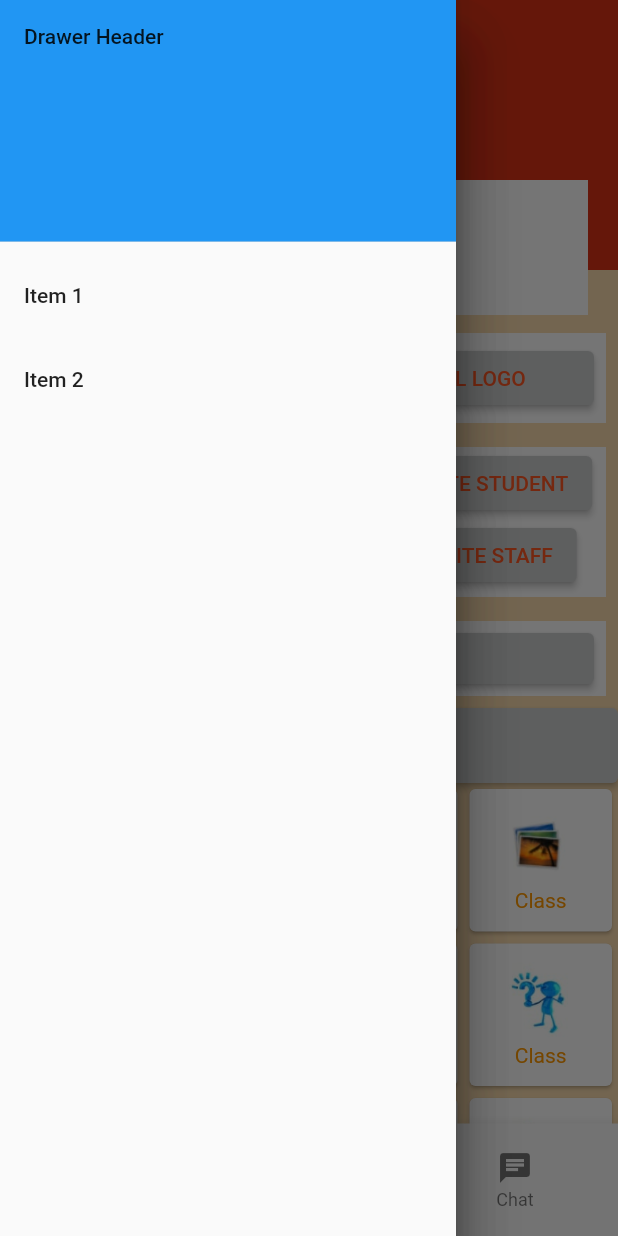
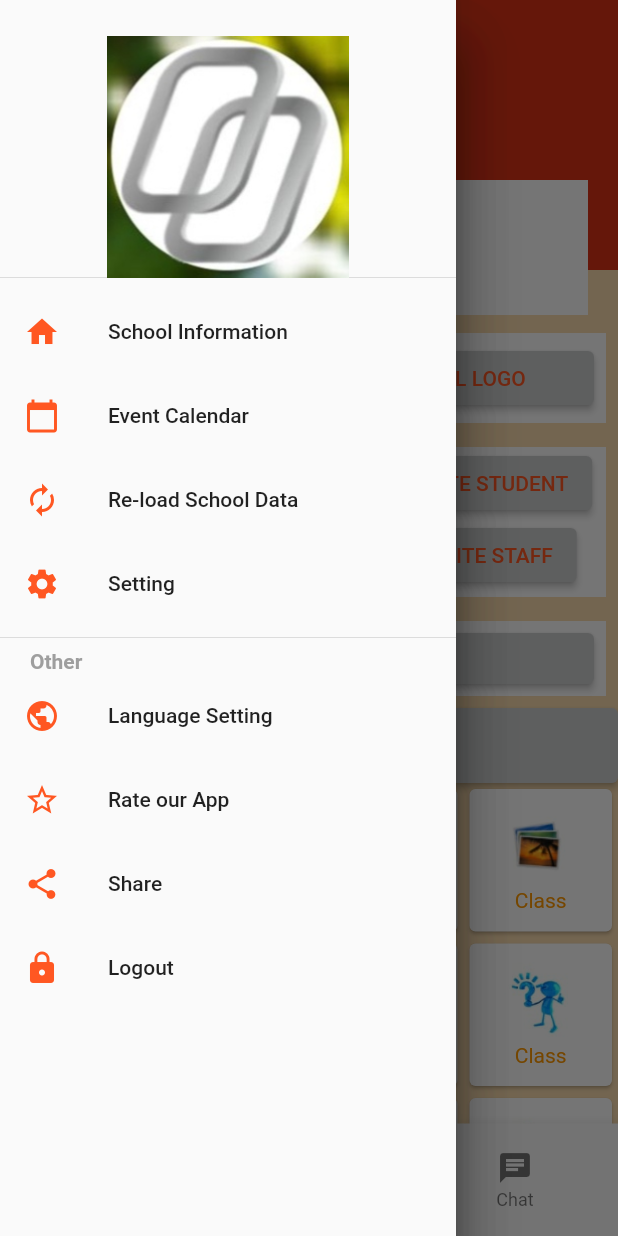
Before and after one commit to plasticpontechnologies/erp_android_app, a Flutter app: the MaintabScreen screen opened directly, with the side drawer open, on a phone screen of 412 x 824 dp. Run offline on Flutter 3.47's test engine with Material 2 defaults, Android fonts, the phone set to English and light mode, and no system bars; statements that could not run were skipped.

Commit message:
no message

```diff
--- a/lib/TABS/MainTabScreen.dart
+++ b/lib/TABS/MainTabScreen.dart
@@ -39,7 +39,6 @@ class _MaintabScreenState extends State<MaintabScreen> {
   ];
 
 
-
   Drawer _buildDrawer(context) {
     return  Drawer(
         elevation: 20.0,
@@ -50,23 +49,93 @@ class _MaintabScreenState extends State<MaintabScreen> {
           // space to fit everything.
           child: ListView(
             // Important: Remove any padding from the ListView.
-            padding: EdgeInsets.zero,
+            padding: EdgeInsets.only(top: 24),
             children: <Widget>[
               DrawerHeader(
                 decoration: BoxDecoration(
-                  color: Colors.blue,
+                  //color: Colors.blue,
+                  image:
+                  DecorationImage(fit: BoxFit.fitHeight,image: AssetImage('assets/logo.png'),),
                 ),
-                child: Text('Drawer Header'),
+             //   child: Image.asset('assets/menu.jpeg',),
               ),
               ListTile(
-                title: Text('Item 1'),
+                leading: Icon(Icons.home,color:Colors.deepOrange),
+                title: Text('School Information'),
+
+                onTap: () {
+
+                 Navigator.push(
+                      context,
+                      MaterialPageRoute(builder: (context) => SchoolInformationScreen()),
+                    );
+                },
+              ),
+              ListTile(
+                leading: Icon(Icons.calendar_today,color:Colors.deepOrange),
+
+                title: Text('Event Calendar'),
                 onTap: () {
                   // Update the state of the app.
                   // ...
                 },
               ),
               ListTile(
-                title: Text('Item 2'),
+                leading: Icon(Icons.autorenew,color:Colors.deepOrange),
+
+                title: Text('Re-load School Data'),
+                onTap: () {
+                  // Update the state of the app.
+                  // ...
+                },
+              ),
+              ListTile(
+                leading: Icon(Icons.settings,color:Colors.deepOrange),
+
+                title: Text('Setting'),
+                onTap: () {
+                  // Update the state of the app.
+                  // ...
+                },
+              ),
+              new Divider(),
+
+
+                Padding(padding: EdgeInsets.only(left:20,),child: Text('Other',style: TextStyle(color:Colors.grey,fontWeight: FontWeight.bold),),),
+
+
+
+              ListTile(
+                leading: Icon(Icons.public,color:Colors.deepOrange),
+
+                title: Text('Language Setting'),
+                onTap: () {
+                  // Update the state of the app.
+                  // ...
+                },
+              ),
+              ListTile(
+                leading: Icon(Icons.star_border,color:Colors.deepOrange),
+
+                title: Text('Rate our App'),
+                onTap: () {
+                  // Update the state of the app.
+                  // ...
+                },
+              ),
+              ListTile(
+                leading: Icon(Icons.share,color:Colors.deepOrange),
+
+                title: Text('Share'),
+                onTap: () {
+                  // Update the state of the app.
+                  // ...
+                },
+              ),
+              ListTile(
+                leading: Icon(Icons.lock,color:Colors.deepOrange),
+
+                title: Text('Logout'),
                 onTap: () {
                   // Update the state of the app.
                   // ...
```
Also changed, not shown: lib/TABS/SchoolInformation.dart (+13 -1 lines), lib/SideMenuScreens/EvenetCalender.dart (added), lib/SideMenuScreens/LanguageSettings.dart (added), lib/SideMenuScreens/RateofApp.dart (added), lib/SideMenuScreens/ReloadSchoolData.dart (added), lib/SideMenuScreens/Settings.dart (added), lib/SideMenuScreens/ShareTheApp.dart (added), lib/TABS/ChatScreen.dart (renamed from lib/ChatScreen.dart), 1 other file.
